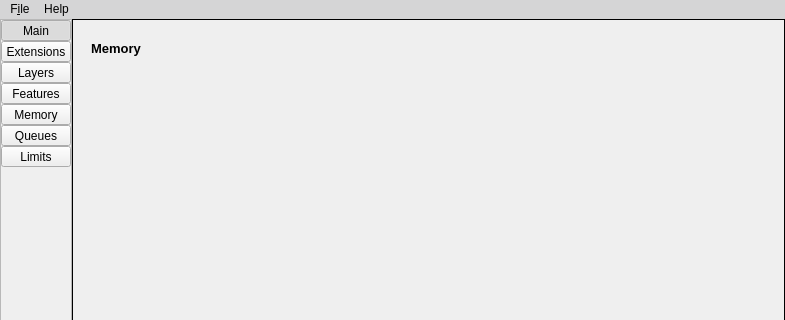
The window that src/vk_capabilities_main_window.ui (kuumies/vulkan_capabilities) describes before a commit, drawn with Qt 5; both pictures show x 0 to 785 and y 0 to 320 of the 785 by 790 pixel window.
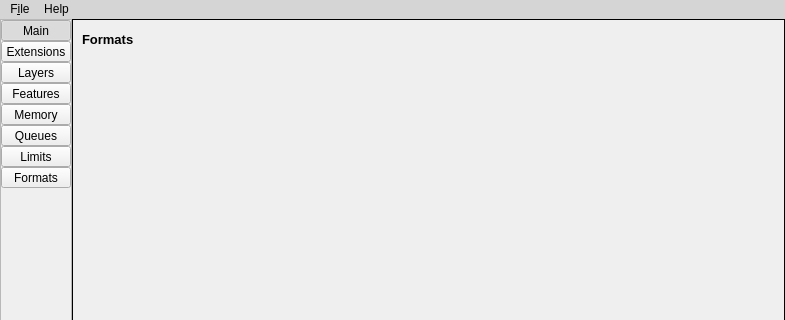
The same window after the commit. Icons and pictures are not drawn.

Diff of the .ui file:
```diff
--- a/src/vk_capabilities_main_window.ui
+++ b/src/vk_capabilities_main_window.ui
@@ -390,6 +390,49 @@
              </property>
             </widget>
            </item>
+           <item>
+            <widget class="QToolButton" name="formatsButton">
+             <property name="maximumSize">
+              <size>
+               <width>70</width>
+               <height>70</height>
+              </size>
+             </property>
+             <property name="font">
+              <font>
+               <family>Segoe UI</family>
+              </font>
+             </property>
+             <property name="styleSheet">
+              <string notr="true"/>
+             </property>
+             <property name="text">
+              <string>Formats</string>
+             </property>
+             <property name="icon">
+              <iconset>
+               <normaloff>://icons/database.png</normaloff>://icons/database.png</iconset>
+             </property>
+             <property name="iconSize">
+              <size>
+               <width>32</width>
+               <height>32</height>
+              </size>
+             </property>
+             <property name="checkable">
+              <bool>true</bool>
+             </property>
+             <property name="autoExclusive">
+              <bool>true</bool>
+             </property>
+             <property name="toolButtonStyle">
+              <enum>Qt::ToolButtonTextUnderIcon</enum>
+             </property>
+             <property name="propertyButton" stdset="0">
+              <bool>true</bool>
+             </property>
+            </widget>
+           </item>
            <item>
             <spacer name="verticalSpacer_2">
              <property name="orientation">
@@ -485,7 +528,7 @@
            <item>
             <widget class="QStackedWidget" name="capabilitiesStackedWidget">
              <property name="currentIndex">
-              <number>4</number>
+              <number>7</number>
              </property>
              <widget class="QWidget" name="page">
               <layout class="QVBoxLayout" name="verticalLayout">
@@ -1058,6 +1101,110 @@
                </item>
               </layout>
              </widget>
+             <widget class="QWidget" name="page_10">
+              <layout class="QGridLayout" name="gridLayout_6">
+               <property name="leftMargin">
+                <number>0</number>
+               </property>
+               <property name="topMargin">
+                <number>0</number>
+               </property>
+               <property name="rightMargin">
+                <number>0</number>
+               </property>
+               <property name="bottomMargin">
+                <number>0</number>
+               </property>
+               <property name="horizontalSpacing">
+                <number>0</number>
+               </property>
+               <item row="0" column="0">
+                <widget class="QScrollArea" name="formatsScrollArea">
+                 <property name="frameShape">
+                  <enum>QFrame::NoFrame</enum>
+                 </property>
+                 <property name="widgetResizable">
+                  <bool>true</bool>
+                 </property>
+                 <widget class="QWidget" name="formatsScrollAreaWidgetContents">
+                  <property name="geometry">
+                   <rect>
+                    <x>0</x>
+                    <y>0</y>
+                    <width>711</width>
+                    <height>767</height>
+                   </rect>
+                  </property>
+                  <layout class="QVBoxLayout" name="verticalLayout_14">
+                   <property name="leftMargin">
+                    <number>9</number>
+                   </property>
+                   <property name="topMargin">
+                    <number>9</number>
+                   </property>
+                   <property name="rightMargin">
+                    <number>9</number>
+                   </property>
+                   <property name="bottomMargin">
+                    <number>9</number>
+                   </property>
+                   <item>
+                    <layout class="QHBoxLayout" name="horizontalLayout_9">
+                     <item>
+                      <widget class="QLabel" name="formatsTitleLabel">
+                       <property name="font">
+                        <font>
+                         <family>Segoe UI</family>
+                         <pointsize>10</pointsize>
+                         <weight>75</weight>
+                         <bold>true</bold>
+                        </font>
+                       </property>
+                       <property name="text">
+                        <string>Formats</string>
+                       </property>
+                       <property name="headerLabel" stdset="0">
+                        <bool>true</bool>
+                       </property>
+                      </widget>
+                     </item>
+                     <item>
+                      <spacer name="horizontalSpacer_10">
+                       <property name="orientation">
+                        <enum>Qt::Horizontal</enum>
+                       </property>
+                       <property name="sizeHint" stdset="0">
+                        <size>
+                         <width>40</width>
+                         <height>20</height>
+                        </size>
+                       </property>
+                      </spacer>
+                     </item>
+                    </layout>
+                   </item>
+                   <item>
+                    <widget class="QWidget" name="formats" native="true"/>
+                   </item>
+                   <item>
+                    <spacer name="verticalSpacer_11">
+                     <property name="orientation">
+                      <enum>Qt::Vertical</enum>
+                     </property>
+                     <property name="sizeHint" stdset="0">
+                      <size>
+                       <width>20</width>
+                       <height>702</height>
+                      </size>
+                     </property>
+                    </spacer>
+                   </item>
+                  </layout>
+                 </widget>
+                </widget>
+               </item>
+              </layout>
+             </widget>
             </widget>
            </item>
           </layout>
```
Left out of the diff: 8 changed lines with no effect on the pictures.
